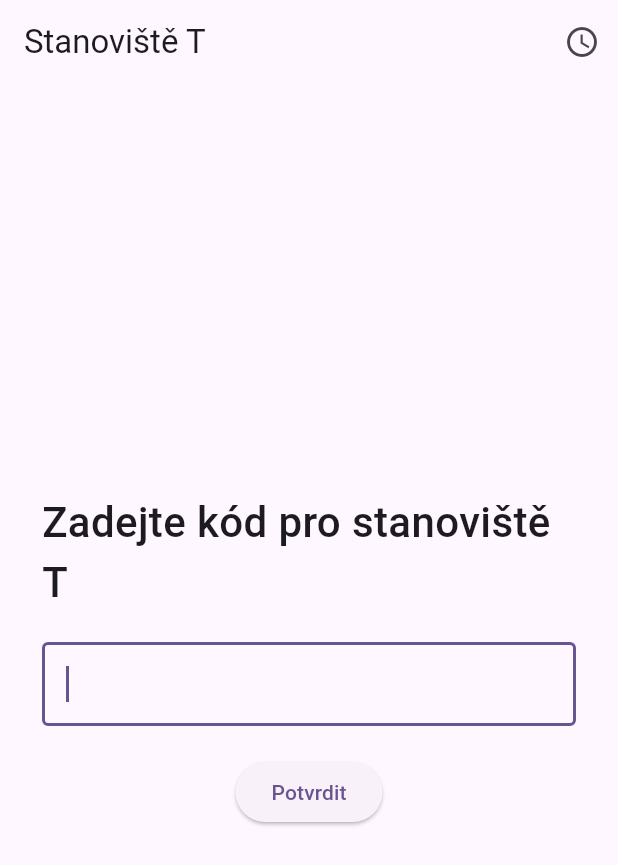
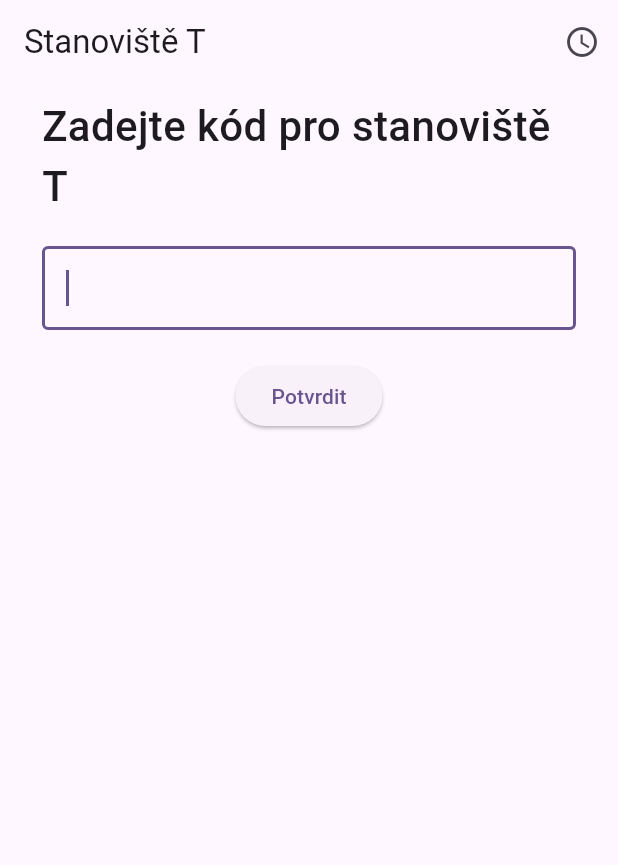
Before and after one commit to RiMiDo420/sifrovacka_hra, a Flutter app: the screen it shows after launch, on a phone screen of 412 x 824 dp. Shown: the top 865 px of the screen. Run offline on Flutter 3.47's test engine with Material 3 defaults, Android fonts, the phone set to English and light mode, and no system bars.

Commit message:
Fixed errors

```diff
--- a/lib/main.dart
+++ b/lib/main.dart
@@ -26,7 +26,7 @@ class MyApp extends StatelessWidget {
     dummyData["D"]!.addAnswer("Odpověd 2", dummyData["B"]!);
     dummyData["D"]!.addAnswer("Odpověd 3", dummyData["C"]!);
 
-    rozaData["S1"] = (LabyrintModel(internalName:"S1", name: "T", question: "Kolik je Ríšovi?", code: "SJVUE", hasCipher: true, cipherType: "Trifidi", cipherSolution: "nejkulatoulinkatejsi", fixedSolution: false, skipWord: "krtek"));
+    rozaData["S1"] = (LabyrintModel(internalName:"S1", name: "T", question: "Kolik je Ríšovi?", code: "SJVUE", hasCipher: true, cipherType: "Mayská", cipherSolution: "nejkulatoulinkatejsi", fixedSolution: true, skipWord: "krtek"));
     rozaData["S11"] = (LabyrintModel(internalName: "S11", name: "L", question: "Která zvířata v Keni každý rok migrují?", code: "LPCXS"));
     rozaData["S12"] = (LabyrintModel(internalName: "S12", name: "R", question: "Co bylo téma prvního tábora?", code: "HMBDE"));
     rozaData["S13"] = (LabyrintModel(internalName: "S13", name: "U", question: "Kdy získala Keňa nezávislost?", code: "QASMN"));
--- a/lib/view/labyrint_handler.dart
+++ b/lib/view/labyrint_handler.dart
@@ -74,9 +74,11 @@ class _LabyrintHandlerState extends State<LabyrintHandler>{
                 ),)]
       )
       )),
-      body: Padding( padding: .all(8),child:
-        Center(child:
-          Expanded(child:SingleChildScrollView(child:Column(
+      body:
+        Align(
+          alignment: .topCenter,
+          child:
+          Padding( padding: .all(8),child:SingleChildScrollView(child:Column(
             mainAxisAlignment: .start,
             spacing: 30,
             children: [
@@ -120,7 +122,7 @@ class _LabyrintHandlerState extends State<LabyrintHandler>{
 
 
         )
-      ));
+      );
   }
 
 }
```
